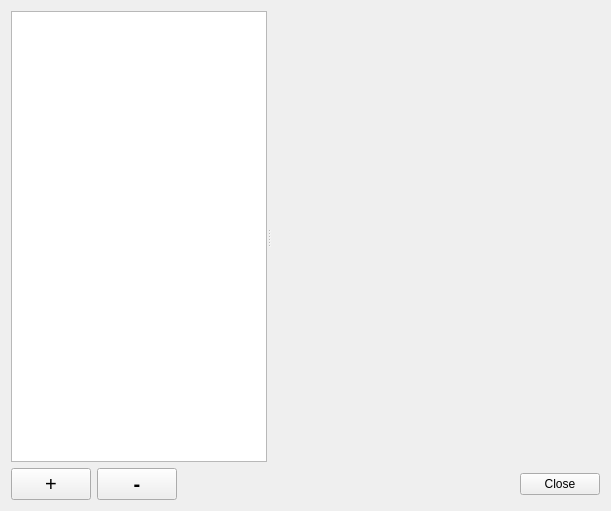
karagog/GKChess, file src/presentation/forms/manage_engines.ui: the form before one commit.
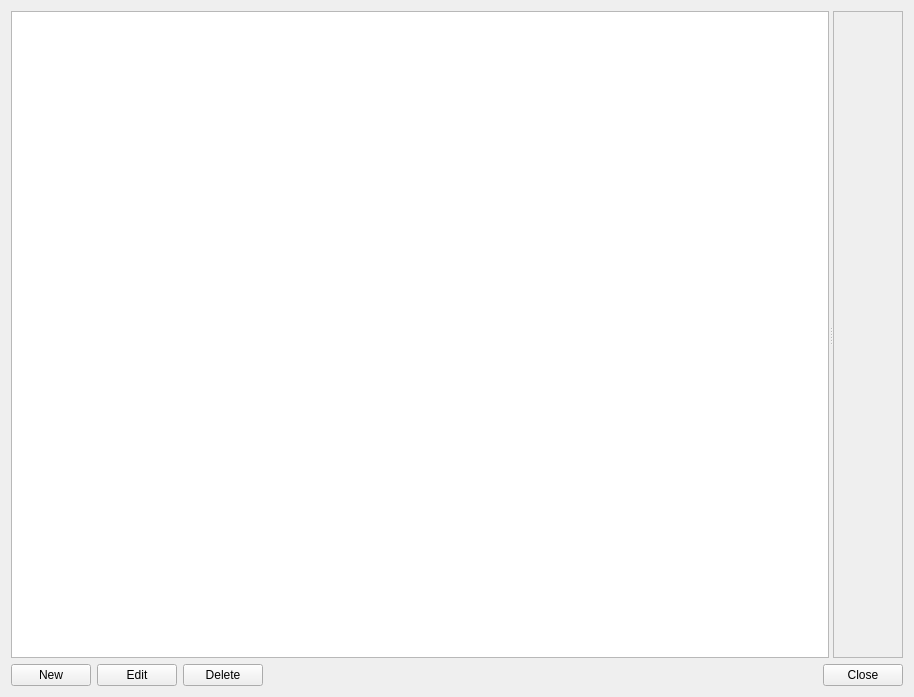
The form after the commit.

Commit message: The engine manager form shows all the options now, with default buttons

The edit to the form file:
```diff
--- a/src/presentation/forms/manage_engines.ui
+++ b/src/presentation/forms/manage_engines.ui
@@ -6,8 +6,8 @@
    <rect>
     <x>0</x>
     <y>0</y>
-    <width>611</width>
-    <height>511</height>
+    <width>914</width>
+    <height>697</height>
    </rect>
   </property>
   <property name="windowTitle">
@@ -29,13 +29,20 @@
       <bool>false</bool>
      </property>
      <widget class="QListWidget" name="lst_engines"/>
-     <widget class="QWidget" name="pnl_options" native="true">
-      <property name="sizePolicy">
-       <sizepolicy hsizetype="Preferred" vsizetype="Preferred">
-        <horstretch>1</horstretch>
-        <verstretch>0</verstretch>
-       </sizepolicy>
+     <widget class="QScrollArea" name="scrollArea">
+      <property name="widgetResizable">
+       <bool>true</bool>
       </property>
+      <widget class="QWidget" name="pnl_options">
+       <property name="geometry">
+        <rect>
+         <x>0</x>
+         <y>0</y>
+         <width>283</width>
+         <height>648</height>
+        </rect>
+       </property>
+      </widget>
      </widget>
     </widget>
    </item>
@@ -56,27 +63,22 @@
       </property>
       <item>
        <widget class="QPushButton" name="btn_add">
-        <property name="font">
-         <font>
-          <pointsize>15</pointsize>
-         </font>
+        <property name="text">
+         <string>New</string>
         </property>
+       </widget>
+      </item>
+      <item>
+       <widget class="QPushButton" name="btn_edit">
         <property name="text">
-         <string>+</string>
+         <string>Edit</string>
         </property>
        </widget>
       </item>
       <item>
        <widget class="QPushButton" name="btn_del">
-        <property name="font">
-         <font>
-          <pointsize>15</pointsize>
-          <weight>75</weight>
-          <bold>true</bold>
-         </font>
-        </property>
         <property name="text">
-         <string>-</string>
+         <string>Delete</string>
         </property>
        </widget>
       </item>
```
Left out of the diff: 29 changed lines with no effect on the pictures. The commit also changes 3 other files.
